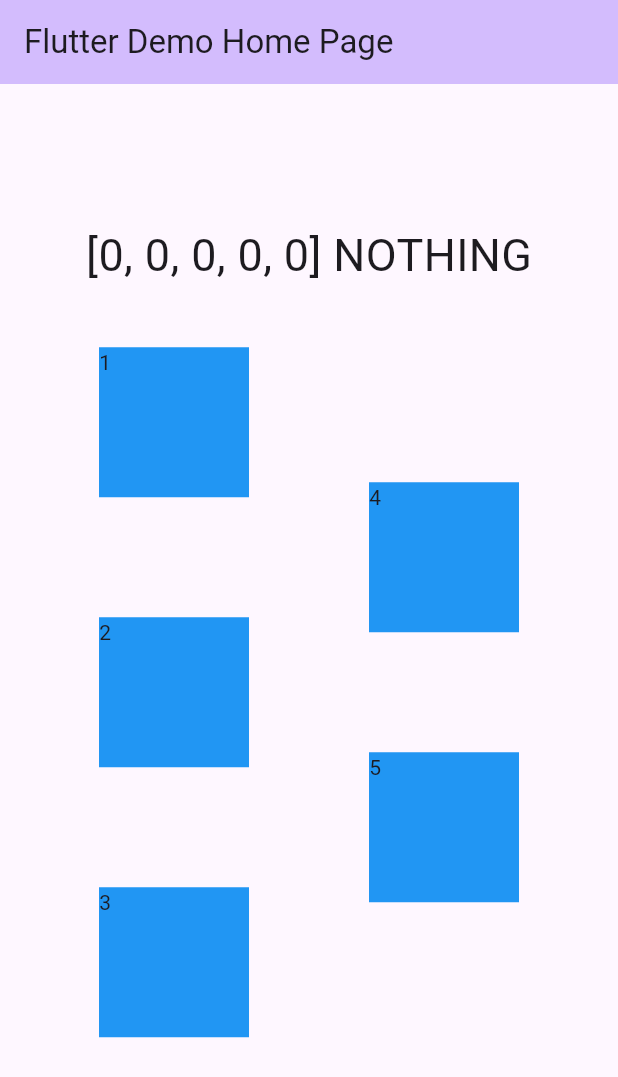
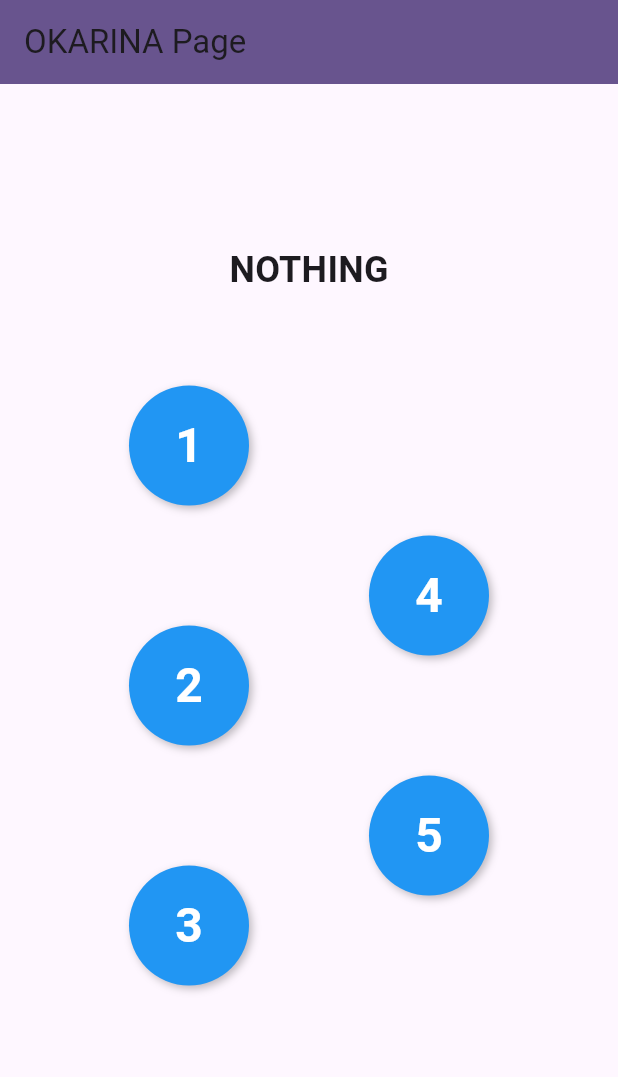
Before and after one commit to jb1420/okarina, a Flutter app: the screen it shows after launch, on a phone screen of 412 x 824 dp. Shown: the top 1077 px of the screen. Run offline on Flutter 3.47's test engine with Material 3 defaults, Android fonts, the phone set to English and light mode, and no system bars; our stand-ins replace just_audio.

Commit message:
부드러운 소리 재생

```diff
--- a/lib/main.dart
+++ b/lib/main.dart
@@ -1,7 +1,7 @@
-// ignore_for_file: avoid_print, prefer_const_constructors
+import 'dart:nativewrappers/_internal/vm/lib/internal_patch.dart';
 
 import 'package:flutter/material.dart';
-import 'package:audioplayers/audioplayers.dart';
+import 'package:just_audio/just_audio.dart';
 
 void main() {
   runApp(const MyApp());
@@ -10,16 +10,15 @@ void main() {
 class MyApp extends StatelessWidget {
   const MyApp({super.key});
 
-  // This widget is the root of your application.
   @override
   Widget build(BuildContext context) {
     return MaterialApp(
-      title: 'Flutter Demo',
+      title: 'OKARINA Page',
       theme: ThemeData(
         colorScheme: ColorScheme.fromSeed(seedColor: Colors.deepPurple),
         useMaterial3: true,
       ),
-      home: const MyHomePage(title: 'Flutter Demo Home Page'),
+      home: const MyHomePage(title: 'OKARINA Page'),
     );
   }
 }
@@ -35,172 +34,251 @@ class MyHomePage extends StatefulWidget {
 
 class _MyHomePageState extends State<MyHomePage> {
   var closed = [0, 0, 0, 0, 0];
-  late AudioCache cache;
-  AudioPlayer player = AudioPlayer();
+  final Map<String, AudioPlayer> players = {};
+  var last_note = 'C4.mp3';
+  final List<String> notes= [
+    'C4.mp3',
+    'D4.mp3',
+    'E4.mp3',
+    'F4.mp3',
+    'G4.mp3',
+    'A4.mp3',
+    'B4.mp3',
+    'C5.mp3',
+    'D5.mp3'
+  ];
+
+  late Future<void> _loadingFuture;
 
   @override
   void initState() {
     super.initState();
-    cache = AudioCache(prefix: 'assets/',);
-    player.setPlayerMode(PlayerMode.lowLatency);
-    preloadAudio();
+    _loadingFuture = preloadAudio();
   }
 
-  void preloadAudio(){
-    cache.loadAll(['C4.mp3', 'D4.mp3', 'E4.mp3', 'F4.mp3', 'G4.mp3', 'A4.mp3', 'B4.mp3', 'C5.mp3', 'D5.mp3']);
+  Future<void> preloadAudio() async {
+    for (var note in notes) {
+      var player = AudioPlayer();
+      await player.setAsset('assets/$note');
+      players[note] = player;
+    }
   }
 
+  void playNote(String note) async {
+    print("Playing note: $note, last note: $last_note");
 
-  String note() {
-    var result = 'NOTHING'; // 기본 결과
-    player.pause();
+    var player = players[note];
+    if (player != null) {
+      await player.play(); // Play the note
+    }
+    var player_2 = players[last_note];
+    if (player_2 != null) {
+      await player_2.stop(); // Stop the last note
+    }
+    last_note = note;
 
-    if (closed.toString() == [0,1,1,1,1].toString()) {
-      player.play(AssetSource('C4.mp3'));
+  }
+
+  String getNote() {
+    var result = 'NOTHING';
+
+    if (closed.toString() == [0, 1, 1, 1, 1].toString()) {
+      playNote('C4.mp3');
       result = 'C4';
-    } else if (closed.toString() == [0,1,1,0,1].toString()) {
-      player.play(AssetSource('D4.mp3'));
+    } else if (closed.toString() == [0, 1, 1, 0, 1].toString()) {
+      playNote('D4.mp3');
       result = 'D4';
-    } else if (closed.toString() == [0,1,1,1,0].toString()) {
-      player.play(AssetSource('E4.mp3'));
+    } else if (closed.toString() == [0, 1, 1, 1, 0].toString()) {
+      playNote('E4.mp3');
       result = 'E4';
-    } else if (closed.toString() == [0,1,1,0,0].toString()) {
-      player.play(AssetSource('F4.mp3'));
+    } else if (closed.toString() == [0, 1, 1, 0, 0].toString()) {
+      playNote('F4.mp3');
       result = 'F4';
-    } else if (closed.toString() == [0,0,1,0,1].toString()) {
-      player.play(AssetSource('G4.mp3'));
+    } else if (closed.toString() == [0, 0, 1, 0, 1].toString()) {
+      playNote('G4.mp3');
       result = 'G4';
-    } else if (closed.toString() == [0,0,1,0,0].toString()) {
-      player.play(AssetSource('A4.mp3'));
+    } else if (closed.toString() == [0, 0, 1, 0, 0].toString()) {
+      playNote('A4.mp3');
       result = 'A4';
-    } else if (closed.toString() == [0,0,0,1,0].toString()) {
-      player.play(AssetSource('B4.mp3'));
+    } else if (closed.toString() == [0, 0, 0, 1, 0].toString()) {
+      playNote('B4.mp3');
       result = 'B4';
-    } else if (closed.toString() == [1,0,0,0,0].toString()) {
-      player.play(AssetSource('C5.mp3'));
+    } else if (closed.toString() == [1, 0, 0, 0, 0].toString()) {
+      playNote('C5.mp3');
       result = 'C5';
-    } else if (closed.toString() == [0,1,0,0,0].toString() || closed.toString() == [1,1,0,0,0].toString()) {
-      player.play(AssetSource('D5.mp3'));
+    } else if (closed.toString() == [0, 1, 0, 0, 0].toString() ||
+        closed.toString() == [1, 1, 0, 0, 0].toString()) {
+      playNote('D5.mp3');
       result = 'D5';
     }
 
     return result;
   }
 
+  void updateButtonState(int index, bool isPressed) {
+    setState(() {
+      closed[index] = isPressed ? 1 : 0;
+    });
+    getNote(); // Play the note immediately when the button state changes
+  }
+
+  @override
+  void dispose() {
+    // Dispose all players
+    players.forEach((key, player) {
+      player.dispose();
+    });
+    super.dispose();
+  }
+
   @override
   Widget build(BuildContext context) {
     return Scaffold(
       appBar: AppBar(
-          backgroundColor: Theme.of(context).colorScheme.inversePrimary,
+        backgroundColor: Theme.of(context).colorScheme.primary,
         title: Text(widget.title),
       ),
-        body: Center(
-          child: Column(mainAxisAlignment: MainAxisAlignment.center, children: [
+      body: FutureBuilder<void>(
+        future: _loadingFuture,
+        builder: (context, snapshot) {
+          if (snapshot.connectionState == ConnectionState.waiting) {
+            return Center(
+              child: CircularProgressIndicator(),
+            );
+          } else if (snapshot.hasError) {
+            return Center(
+              child: Text('Error loading assets'),
+            );
+          } else {
+            return buildMainContent(context);
+          }
+        },
+      ),
+    );
+  }
+
+  Widget buildMainContent(BuildContext context) {
+    return LayoutBuilder(
+      builder: (context, constraints) {
+        double buttonSize = constraints.maxWidth < 600 ? 80 : 120;
+        double spacing = constraints.maxWidth < 600 ? 40 : 60;
+        double columnSpacing = constraints.maxWidth < 600 ? 40 : 80;
+
+        return Center(
+          child: Column(
+            mainAxisAlignment: MainAxisAlignment.center,
+            children: [
               Text(
-              '${closed} ${note()}',
-              style: TextStyle(fontSize: 30),
+                getNote(),
+                style: TextStyle(fontSize: 24, fontWeight: FontWeight.bold),
               ),
-            Row(mainAxisAlignment: MainAxisAlignment.center, children: [
+              SizedBox(height: columnSpacing),
+              Row(
+                mainAxisAlignment: MainAxisAlignment.center,
+                children: [
                   Column(
-                  mainAxisAlignment: MainAxisAlignment.spaceBetween,
+                    mainAxisAlignment: MainAxisAlignment.spaceEvenly,
                     children: [
+                      for (int i = 0; i < 3; i++) ...[
                         GestureDetector(
-                      onTapDown: (a1) {
-                        setState(() {
-                          closed[0] = 1;
-                        });
+                          onTapDown: (_) {
+                            updateButtonState(i, true);
                           },
-                      onTapUp: (a) {
-                        setState(() {
-                          closed[0] = 0;
-                        });
+                          onTapUp: (_) {
+                            updateButtonState(i, false);
+                          },
+                          onTapCancel: () {
+                            updateButtonState(i, false);
+                          },
+                          onPanEnd: (_) {
+                            updateButtonState(i, false);
                           },
                           child: Container(
-                          width: 100,
-                          height: 100,
-                          margin: const EdgeInsets.all(40),
-                          color: closed[0] == 1 ? Colors.red : Colors.blue,
-                          child: Text("1")),
+                            width: buttonSize,
+                            height: buttonSize,
+                            margin: EdgeInsets.all(spacing / 2),
+                            decoration: BoxDecoration(
+                              color: closed[i] == 1 ? Colors.blueAccent : Colors.blue,
+                              shape: BoxShape.circle,
+                              boxShadow: [
+                                BoxShadow(
+                                  color: Colors.black26,
+                                  offset: Offset(2, 2),
+                                  blurRadius: 4,
                                 ),
+                              ],
+                            ),
+                            child: Center(
+                              child: Text(
+                                '${i + 1}',
+                                style: TextStyle(
+                                  color: Colors.white,
+                                  fontSize: buttonSize / 2.5,
+                                  fontWeight: FontWeight.bold,
+                                ),
+                              ),
+                            ),
+                          ),
+                        ),
+                        SizedBox(height: spacing),
+                      ],
+                    ],
+                  ),
+                  SizedBox(width: columnSpacing),
+                  Column(
+                    mainAxisAlignment: MainAxisAlignment.spaceEvenly,
+                    children: [
+                      for (int i = 3; i < 5; i++) ...[
                         GestureDetector(
-                      onTapDown: (a2) {
-                        setState(() {
-                          closed[1] = 1;
-                        });
+                          onTapDown: (_) {
+                            updateButtonState(i, true);
                           },
-                      onTapUp: (a) {
-                        setState(() {
-                          closed[1] = 0;
-                        });
+                          onTapUp: (_) {
+                            updateButtonState(i, false);
+                          },
+                          onTapCancel: () {
+                            updateButtonState(i, false);
+                          },
+                          onPanEnd: (_) {
+                            updateButtonState(i, false);
                           },
                           child: Container(
-                          width: 100,
-                          height: 100,
-                          margin: const EdgeInsets.all(40),
-                          color: closed[1] == 1 ? Colors.red : Colors.blue,
-                          child: Text("2")),
+                            width: buttonSize,
+                            height: buttonSize,
+                            margin: EdgeInsets.all(spacing / 2),
+                            decoration: BoxDecoration(
+                              color: closed[i] == 1 ? Colors.blueAccent : Colors.blue,
+                              shape: BoxShape.circle,
+                              boxShadow: [
+                                BoxShadow(
+                                  color: Colors.black26,
+                                  offset: Offset(2, 2),
+                                  blurRadius: 4,
                                 ),
-                    GestureDetector(
-                      onTapDown: (a3) {
-                        setState(() {
-                          closed[2] = 1;
-                        });
+                              ],
+                            ),
+                            child: Center(
+                              child: Text(
+                                '${i + 1}',
+                                style: TextStyle(
+                                  color: Colors.white,
+                                  fontSize: buttonSize / 2.5,
+                                  fontWeight: FontWeight.bold,
+                                ),
+                              ),
+                            ),
+                          ),
+                        ),
+                        if (i == 3) SizedBox(height: spacing),
+                      ],
+                    ],
+                  ),
+                ],
+              ),
+            ],
+          ),
+        );
       },
-                      onTapUp: (a) {
-                        setState(() {
-                          closed[2] = 0;
-                        });
-                      },
-                      child: Container(
-                          width: 100,
-                          height: 100,
-                          margin: const EdgeInsets.all(40),
-                          color: closed[2] == 1 ? Colors.red : Colors.blue,
-                          child: Text("3")),
-                    ),
-                  ]),
-              Column(
-                  mainAxisAlignment: MainAxisAlignment.spaceBetween,
-                  children: [
-                    GestureDetector(
-                      onTapDown: (a4) {
-                        setState(() {
-                          closed[3] = 1;
-                        });
-                      },
-                      onTapUp: (a) {
-                        setState(() {
-                          closed[3] = 0;
-                        });
-                      },
-                      child: Container(
-                          width: 100,
-                          height: 100,
-                          margin: const EdgeInsets.all(40),
-                          color: closed[3] == 1 ? Colors.red : Colors.blue,
-                          child: Text("4")),
-                    ),
-                    GestureDetector(
-                      onTapDown: (a5) {
-                        setState(() {
-                          closed[4] = 1;
-                        });
-                      },
-                      onTapUp: (a) {
-                        setState(() {
-                          closed[4] = 0;
-                        });
-                      },
-                      child: Container(
-                          width: 100,
-                          height: 100,
-                          margin: const EdgeInsets.all(40),
-                          color: closed[4] == 1 ? Colors.red : Colors.blue,
-                          child: Text("5")),
-                    ),
-                  ])
-            ])
-          ]),
-        ));
+    );
   }
 }
--- a/pubspec.yaml
+++ b/pubspec.yaml
@@ -37,6 +37,7 @@ dependencies:
   cupertino_icons: ^1.0.6
 
   audioplayers: ^6.0.0
+  just_audio: ^0.9.38
 
 dev_dependencies:
   flutter_test:
```
Also changed, not shown: pubspec.lock, 2 other files. Lines whose indentation alone changed are shown as unchanged.
